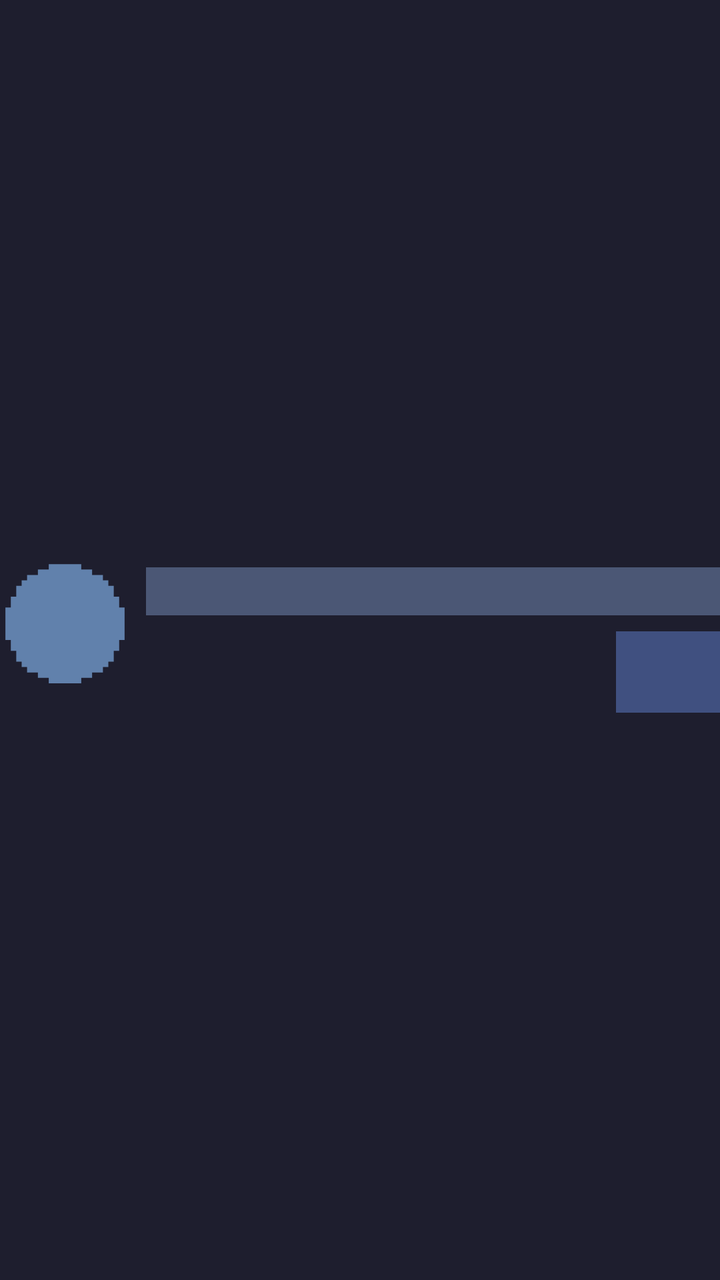
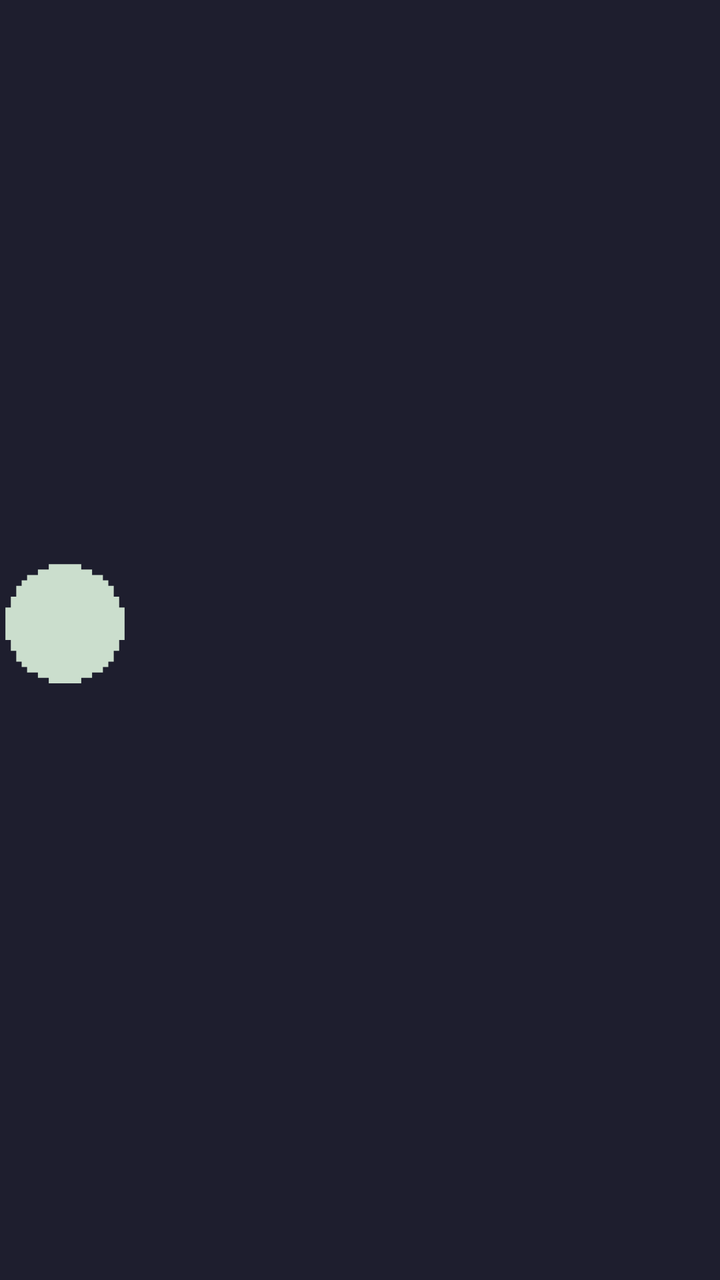

Two renders of the same Android screen: before a commit and after it. Below are the layout's source before the change and the commit's diff.
<!-- AndroidManifest.xml: application theme Theme.Fikret -->
<!-- res/layout/list_item_garden.xml -->
<?xml version="1.0" encoding="utf-8"?>
<LinearLayout xmlns:android="http://schemas.android.com/apk/res/android"
    android:id="@+id/garden_list_item"
    style="@style/HorizontalList"
    android:clickable="false"
    android:focusable="false">

    <LinearLayout
        style="@style/VerticalList"
        android:layout_width="wrap_content"
        android:layout_gravity="center"
        android:gravity="center">

        <FrameLayout
            android:id="@+id/harvest_btn"
            android:layout_width="65dp"
            android:layout_height="65dp"
            android:background="@drawable/px_circle"
            android:backgroundTint="@color/icon_bg"
            android:padding="16dp">

            <ImageView
                android:id="@+id/garden_icon"
                android:layout_width="match_parent"
                android:layout_height="match_parent"
                android:contentDescription="@null" />
        </FrameLayout>

        <TextView
            android:id="@+id/garden_count"
            style="@style/Text"
            android:layout_width="wrap_content"
            android:textSize="12sp" />
    </LinearLayout>

    <View style="@style/SeparatorListHorizontal" />

    <LinearLayout
        style="@style/VerticalList"
        android:layout_width="0dp"
        android:layout_weight="1">

        <LinearLayout
            style="@style/HorizontalList"
            android:layout_width="match_parent"
            android:layout_height="wrap_content">

            <FrameLayout
                android:id="@+id/progress_area"
                android:layout_width="0dp"
                android:layout_height="wrap_content"
                android:layout_weight="1">

                <ProgressBar
                    android:id="@+id/progress_bar"
                    style="?android:attr/progressBarStyleHorizontal"
                    android:layout_width="match_parent"
                    android:layout_height="24dp"
                    android:max="1000"
                    android:progressDrawable="@drawable/progress_garden" />

                <TextView
                    android:id="@+id/product_value"
                    android:layout_width="wrap_content"
                    android:layout_height="wrap_content"
                    android:layout_gravity="center"
                    android:textSize="12dp"
                    android:textColor="@color/base" />
            </FrameLayout>
        </LinearLayout>

        <View style="@style/SeparatorListVertical" />

        <LinearLayout
            style="@style/HorizontalList"
            android:layout_width="match_parent"
            android:layout_height="wrap_content">

            <LinearLayout
                android:id="@+id/buy_button"
                style="@style/VerticalList"
                android:layout_width="0dp"
                android:layout_weight="1"
                android:gravity="center"
                android:padding="4dp">

                <TextView
                    android:id="@+id/buy_label"
                    android:layout_width="wrap_content"
                    android:layout_height="wrap_content"
                    android:textColor="@color/base"
                    android:textSize="12dp" />

                <TextView
                    android:id="@+id/buy_cost"
                    android:layout_width="wrap_content"
                    android:layout_height="wrap_content"
                    android:textColor="@color/base"
                    android:textSize="12dp" />
            </LinearLayout>

            <View style="@style/SeparatorListHorizontal" />

            <TextView
                android:id="@+id/duration"
                android:layout_width="52dp"
                android:layout_height="match_parent"
                android:gravity="center"
                android:background="@color/time_bg" />
        </LinearLayout>
    </LinearLayout>

</LinearLayout>
<!-- resources referenced by this layout -->
<resources>
  <color name="base">#1E1E2E</color>
  <color name="icon_bg">#6181ac</color>
  <color name="time_bg">#405080</color>
  <!-- drawable progress_garden (drawable) -->
  <?xml version="1.0" encoding="utf-8"?>
  <layer-list xmlns:android="http://schemas.android.com/apk/res/android">
      <item android:id="@android:id/background">
          <shape android:shape="rectangle">
              <solid android:color="@color/progress_bg" />
          </shape>
      </item>
      <item android:id="@android:id/progress">
          <clip>
              <shape android:shape="rectangle">
                  <solid android:color="@color/progress_fill" />
              </shape>
          </clip>
      </item>
  </layer-list>
  <!-- drawable px_circle (drawable) -->
  <vector xmlns:android="http://schemas.android.com/apk/res/android"
      android:width="160dp"
      android:height="160dp"
      android:viewportWidth="24"
      android:viewportHeight="24">
      <path
          android:fillColor="#CBDECD"
          android:pathData="M22,9V7H21V5H20V4H19V3H17V2H15V1H9V2H7V3H5V4H4V5H3V7H2V9H1v6h1v2h1v2h1v1h1v1h2v1h2v1h6v-1h2v-1h2v-1h1v-1h1v-2h1v-2h1V9Z" />
  </vector>
  <style name="HorizontalList" parent="BlockFlow">
          <item name="android:orientation">horizontal</item>
          <item name="android:gravity">center_vertical</item>
      </style>
  <style name="SeparatorListHorizontal">
          <item name="android:layout_width">@dimen/space_between_elements</item>
          <item name="android:layout_height">@dimen/space_between_elements</item>
      </style>
  <style name="SeparatorListVertical">
          <item name="android:layout_width">match_parent</item>
          <item name="android:layout_height">@dimen/space_between_elements</item>
      </style>
  <style name="Text" parent="BlockFlow">
          <item name="android:textColor">@color/text</item>
          <item name="android:textSize">@dimen/text</item>
      </style>
  <style name="VerticalList" parent="BlockFlow">
          <item name="android:orientation">vertical</item>
      </style>
  <style name="Theme.Fikret" parent="@android:style/Theme.Black.NoTitleBar">
          <item name="android:windowBackground">@color/base</item>
          <item name="android:textColor">@color/text</item>
      </style>
  <color name="progress_bg">#4b5775</color>
  <color name="progress_fill">#69b680</color>
  <style name="BlockFlow">
          <item name="android:layout_width">match_parent</item>
          <item name="android:layout_height">wrap_content</item>
      </style>
  <dimen name="space_between_elements">8dp</dimen>
  <color name="text">#CDD6F4</color>
  <dimen name="text">16sp</dimen>
</resources>

<!-- the commit's change to res/layout/list_item_garden.xml (unified diff, before → after) -->
@@ -16,7 +16,7 @@
             android:layout_width="65dp"
             android:layout_height="65dp"
             android:background="@drawable/px_circle"
-            android:backgroundTint="@color/icon_bg"
+            android:backgroundTint="?attr/iconBg"
             android:padding="16dp">
 
             <ImageView
@@ -106,7 +106,7 @@
                 android:layout_width="52dp"
                 android:layout_height="match_parent"
                 android:gravity="center"
-                android:background="@color/time_bg" />
+                android:background="?attr/timeBg" />
         </LinearLayout>
     </LinearLayout>
 
<!-- resource entries referenced after the edit -->
@@ -1,20 +1,18 @@
 <!-- resources referenced by this layout -->
 <resources>
   <color name="base">#1E1E2E</color>
-  <color name="icon_bg">#6181ac</color>
-  <color name="time_bg">#405080</color>
   <!-- drawable progress_garden (drawable) -->
   <?xml version="1.0" encoding="utf-8"?>
   <layer-list xmlns:android="http://schemas.android.com/apk/res/android">
       <item android:id="@android:id/background">
           <shape android:shape="rectangle">
-              <solid android:color="@color/progress_bg" />
+              <solid android:color="?attr/progressBg" />
           </shape>
       </item>
       <item android:id="@android:id/progress">
           <clip>
               <shape android:shape="rectangle">
-                  <solid android:color="@color/progress_fill" />
+                  <solid android:color="?attr/progressFill" />
               </shape>
           </clip>
       </item>
@@ -52,8 +50,6 @@
           <item name="android:windowBackground">@color/base</item>
           <item name="android:textColor">@color/text</item>
       </style>
-  <color name="progress_bg">#4b5775</color>
-  <color name="progress_fill">#69b680</color>
   <style name="BlockFlow">
           <item name="android:layout_width">match_parent</item>
           <item name="android:layout_height">wrap_content</item>
